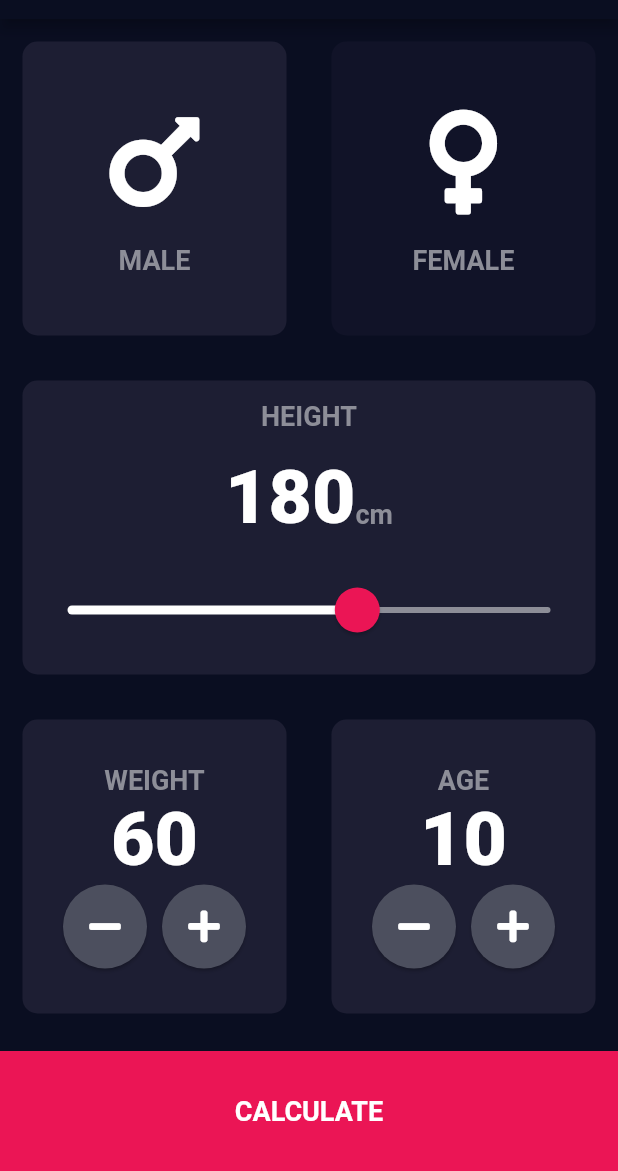
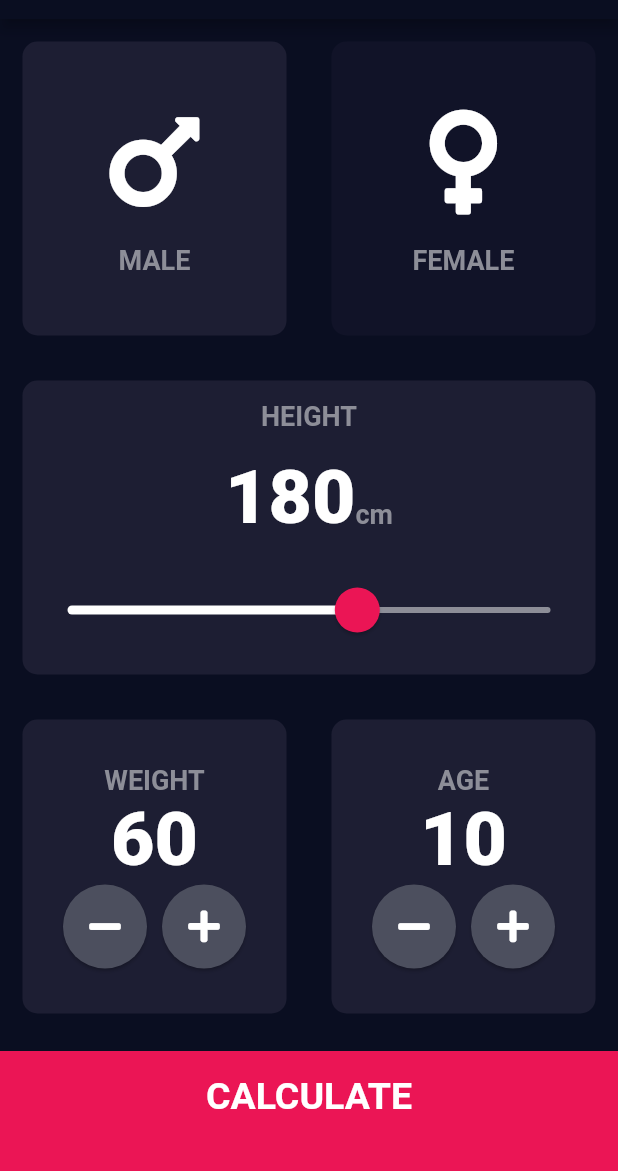
Before and after one commit to FernandoGonz/BMICalculator, a Flutter app: the screen it shows after launch, on a phone screen of 412 x 824 dp, the part 65-1236 px from its top. Run offline on Flutter 3.47's test engine with Material 2 defaults, Android fonts, the phone set to English and light mode, and no system bars; our stand-ins replace font_awesome_flutter.

```diff
--- /dev/null
+++ b/lib/bottom_button.dart
@@ -0,0 +1,36 @@
+import 'package:flutter/material.dart';
+import 'constants.dart';
+
+class BottomButton extends StatelessWidget {
+
+  String labelTextButton;
+  String route;
+
+  BottomButton({required this.labelTextButton, required this.route});
+
+  @override
+  Widget build(BuildContext context) {
+    return GestureDetector(
+      onTap: () {
+       if (route.trim() != ''){
+         Navigator.pushNamed(context, route);
+       } else {
+         Navigator.pop(context);
+       }
+      },
+      child: Container(
+        child: Center(
+          child: Text(
+            labelTextButton,
+            style: kLargeButtonText,
+          ),
+        ),
+        color: kBottomContainerColour,
+        margin: EdgeInsets.only(top: 10.0),
+        padding: EdgeInsets.only(bottom: 20.0),
+        width: double.infinity,
+        height: kBottomContainerHeight,
+      ),
+    );
+  }
+}
--- a/lib/input_page.dart
+++ b/lib/input_page.dart
@@ -1,3 +1,4 @@
+import 'package:bmicalculator/bottom_button.dart';
 import 'package:flutter/material.dart';
 import 'package:font_awesome_flutter/font_awesome_flutter.dart';
 import 'icon_content.dart';
@@ -227,25 +228,9 @@ class _InputPageState extends State<InputPage> {
                 ],
               ),
             ),
-            GestureDetector(
-              onTap: () {
-                Navigator.pushNamed(context, '/Results');
-              },
-              child: Container(
-                child: Center(
-                  child: Text(
-                    'CALCULATE',
-                    style: TextStyle(
-                      fontSize: 18.0,
-                      fontWeight: FontWeight.bold,
-                    ),
-                  ),
-                ),
-                color: kBottomContainerColour,
-                margin: EdgeInsets.only(top: 10.0),
-                width: double.infinity,
-                height: kBottomContainerHeight,
-              ),
+            BottomButton(
+              labelTextButton: 'CALCULATE',
+              route: '/Results',
             ),
           ],
         ),
```
Also changed, not shown: lib/constants.dart (+25 -0 lines), lib/results_page.dart (+47 -2 lines).
